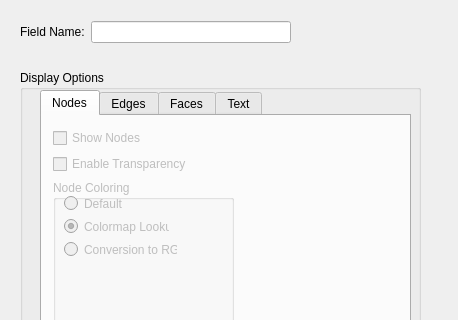
Qt form src/Interface/Modules/Visualization/ShowMesh.ui (SCIInstitute/SCIRun) before a commit; both pictures show x 0 to 458 and y 0 to 320 of the 458 by 793 pixel window.
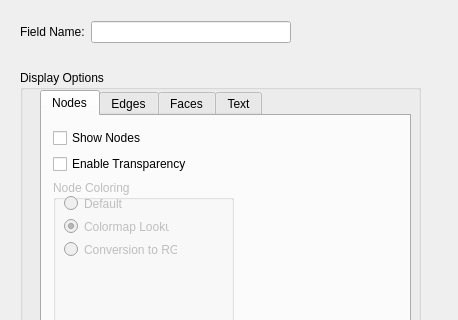
The same form after that commit. The open tabs and pages were chosen to show the change.

Commit message: Re-enabled show nodes dialog option.

Diff of the .ui file:
```diff
--- a/src/Interface/Modules/Visualization/ShowMesh.ui
+++ b/src/Interface/Modules/Visualization/ShowMesh.ui
@@ -79,7 +79,7 @@
           <item row="0" column="0">
            <widget class="QCheckBox" name="showNodesCheckBox_">
             <property name="enabled">
-             <bool>false</bool>
+             <bool>true</bool>
             </property>
             <property name="mouseTracking">
              <bool>true</bool>
@@ -95,7 +95,7 @@
           <item row="1" column="0">
            <widget class="QCheckBox" name="enableTransparencyNodesCheckBox_">
             <property name="enabled">
-             <bool>false</bool>
+             <bool>true</bool>
             </property>
             <property name="text">
              <string>Enable Transparency</string>
```
Left out of the diff: 2 changed lines with no effect on the pictures. The commit also changes 3 other files.
